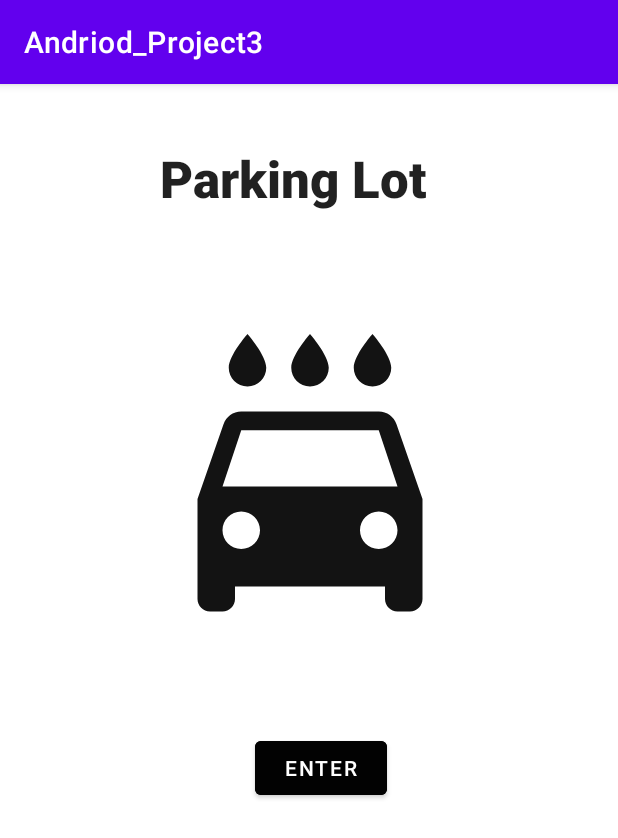
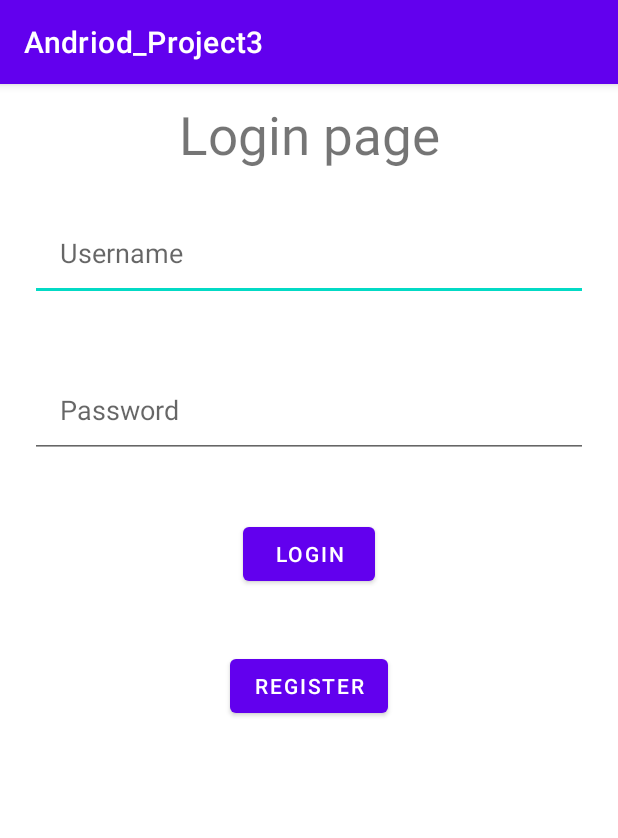
Before and after one commit to HernanGHernandez/CST438Project3, an Android app: the login screen opened directly, with no data from a screen before it, on a phone screen of 412 x 824 dp. Shown: the top 838 px of the screen. Run offline under Robolectric (Android 15) with nearby library versions, the phone set to English and light mode, and no system bars.

Commit message:
updating aesthetics

```diff
--- a/Andriod_Project3/app/src/main/java/com/example/andriod_project3/login.java
+++ b/Andriod_Project3/app/src/main/java/com/example/andriod_project3/login.java
@@ -17,7 +17,7 @@ public class login extends AppCompatActivity {
     @Override
     protected void onCreate(Bundle savedInstanceState) {
         super.onCreate(savedInstanceState);
-        setContentView(R.layout.activity_main);
+        setContentView(R.layout.activity_login);
 
         name = findViewById(R.id.username);
         pass = findViewById(R.id.password);
--- a/Andriod_Project3/app/src/main/res/layout/activity_main.xml
+++ b/Andriod_Project3/app/src/main/res/layout/activity_main.xml
@@ -7,7 +7,7 @@
     tools:context=".MainActivity">
 
     <Button
-        android:id="@+id/button"
+        android:id="@+id/enter"
         android:layout_width="wrap_content"
         android:layout_height="wrap_content"
         android:layout_marginStart="154dp"
@@ -26,7 +26,7 @@
         android:layout_height="200dp"
         android:layout_marginStart="106dp"
         android:layout_marginEnd="105dp"
-        app:layout_constraintBottom_toTopOf="@+id/button"
+        app:layout_constraintBottom_toTopOf="@+id/enter"
         app:layout_constraintEnd_toEndOf="parent"
         app:layout_constraintStart_toStartOf="parent"
         app:layout_constraintTop_toBottomOf="@+id/textView"
```
Also changed, not shown: Andriod_Project3/app/src/main/java/com/example/andriod_project3/MainActivity.java (+14 -2 lines).
